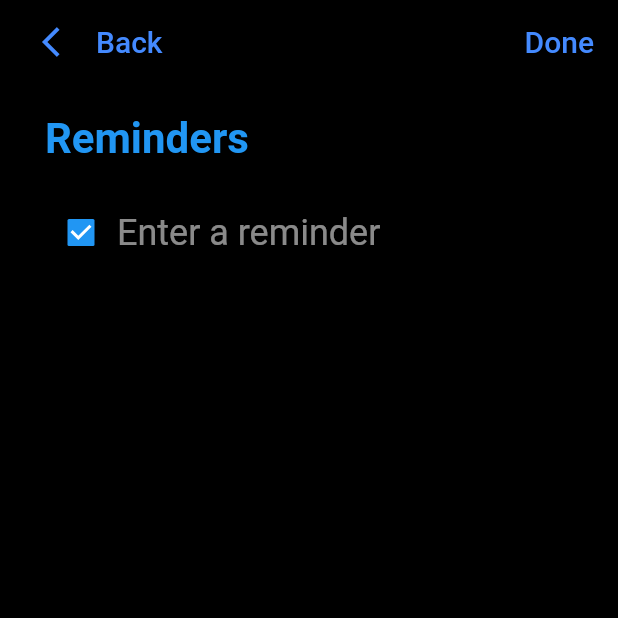
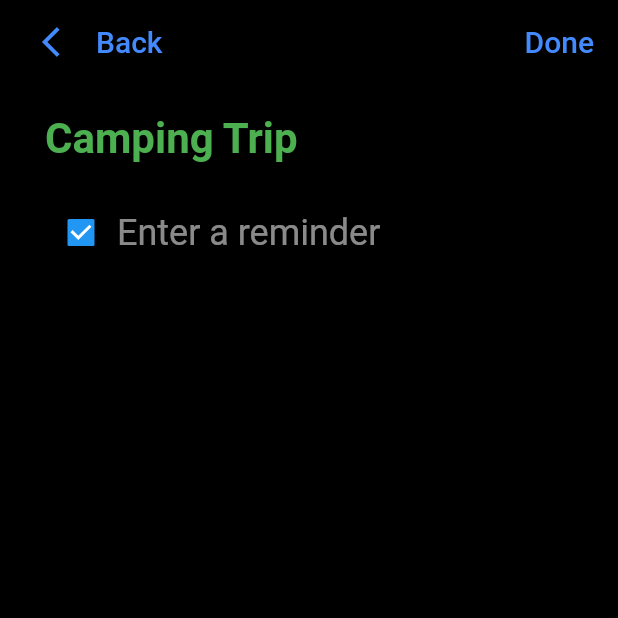
Before and after one commit to abhishekdewan101/FlutterTodo, a Flutter app: the screen it shows after launch, after a tap on the "add" icon, on a phone screen of 412 x 824 dp, the top half of it. Run offline on Flutter 3.47's test engine with Material 2 defaults, Android fonts, the phone set to English and light mode, and no system bars.

Commit message:
Added logic to make changing color and title

```diff
--- a/lib/AddTodoScreen.dart
+++ b/lib/AddTodoScreen.dart
@@ -3,22 +3,37 @@ import 'package:flutter/painting.dart';
 import 'package:todoapplication/utils/TodoColors.dart';
 
 class AddTodoScreen extends StatefulWidget {
+
+  Color headerColor;
+  String headerTitle;
+
+
+  AddTodoScreen({this.headerColor, this.headerTitle});
+
   @override
   State<StatefulWidget> createState() {
-    return AddTodoScreenState();
+    return AddTodoScreenState(headerColor: headerColor, headerTitle: headerTitle);
   }
 }
 
 class AddTodoScreenState extends State<AddTodoScreen> {
   List<Widget> inputList = new List();
+  Color headerColor;
+  String headerTitle;
+
+  @override
+  AddTodoScreenState({this.headerColor, this.headerTitle}) {
+    inputList.add(_buildListHeader());
+    inputList.add(_buildListInputWidget());
+  }
 
   _buildListHeader() {
     return Padding(
       padding: const EdgeInsets.fromLTRB(0,0, 0, 20),
       child: Text(
-        "Reminders",
+        headerTitle,
         style: TextStyle(
-            color: Colors.blue, fontSize: 28, fontWeight: FontWeight.bold),
+            color: headerColor, fontSize: 28, fontWeight: FontWeight.bold),
       ),
     );
   }
@@ -48,11 +63,6 @@ class AddTodoScreenState extends State<AddTodoScreen> {
         ),
       ),
     ]);
-  }
-
-  AddTodoScreenState() {
-    inputList.add(_buildListHeader());
-    inputList.add(_buildListInputWidget());
   }
 
   @override
--- a/lib/widgets/AddTodoButtonWidget.dart
+++ b/lib/widgets/AddTodoButtonWidget.dart
@@ -15,7 +15,10 @@ class AddTodoButtonWidget extends StatelessWidget {
           backgroundColor: Colors.redAccent.shade200,
           onPressed: () {
             Navigator.push(context,
-                MaterialPageRoute(builder: (context) => AddTodoScreen()));
+                MaterialPageRoute(builder: (context) => AddTodoScreen(
+                  headerColor: Colors.green,
+                  headerTitle: "Camping Trip",
+                )));
           },
         ),
       ),
```
